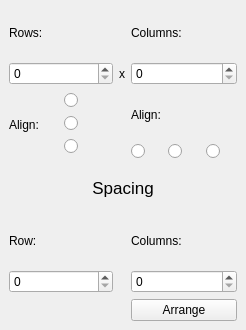
iPenguin/CrochetCharts, file src/rowsdock.ui: the form before one commit.
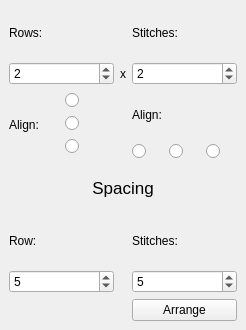
The form after the commit.

```diff
--- a/src/rowsdock.ui
+++ b/src/rowsdock.ui
@@ -23,12 +23,22 @@
      </widget>
     </item>
     <item row="1" column="0" colspan="2">
-     <widget class="QSpinBox" name="spinBox"/>
+     <widget class="QSpinBox" name="rows">
+      <property name="minimum">
+       <number>1</number>
+      </property>
+      <property name="maximum">
+       <number>100</number>
+      </property>
+      <property name="value">
+       <number>2</number>
+      </property>
+     </widget>
     </item>
     <item row="0" column="3">
      <widget class="QLabel" name="label_2">
       <property name="text">
-       <string>Columns:</string>
+       <string>Stitches:</string>
       </property>
      </widget>
     </item>
@@ -46,7 +56,17 @@
      </widget>
     </item>
     <item row="1" column="3" colspan="2">
-     <widget class="QSpinBox" name="spinBox_2"/>
+     <widget class="QSpinBox" name="stitches">
+      <property name="minimum">
+       <number>1</number>
+      </property>
+      <property name="maximum">
+       <number>100</number>
+      </property>
+      <property name="value">
+       <number>2</number>
+      </property>
+     </widget>
     </item>
     <item row="2" column="0" rowspan="2">
      <widget class="QLabel" name="label_4">
@@ -131,10 +151,24 @@
      </widget>
     </item>
     <item row="6" column="0" colspan="2">
-     <widget class="QSpinBox" name="spinBox_3"/>
+     <widget class="QSpinBox" name="rowSpacing">
+      <property name="maximum">
+       <number>100</number>
+      </property>
+      <property name="value">
+       <number>5</number>
+      </property>
+     </widget>
     </item>
     <item row="6" column="3" colspan="2">
-     <widget class="QSpinBox" name="spinBox_4"/>
+     <widget class="QSpinBox" name="stitchSpacing">
+      <property name="maximum">
+       <number>100</number>
+      </property>
+      <property name="value">
+       <number>5</number>
+      </property>
+     </widget>
     </item>
     <item row="7" column="3" colspan="2">
      <widget class="QPushButton" name="arrange">
@@ -146,7 +180,7 @@
     <item row="5" column="3">
      <widget class="QLabel" name="label_8">
       <property name="text">
-       <string>Columns:</string>
+       <string>Stitches:</string>
       </property>
      </widget>
     </item>
```
Left out of the diff: 32 changed lines with no effect on the pictures.
